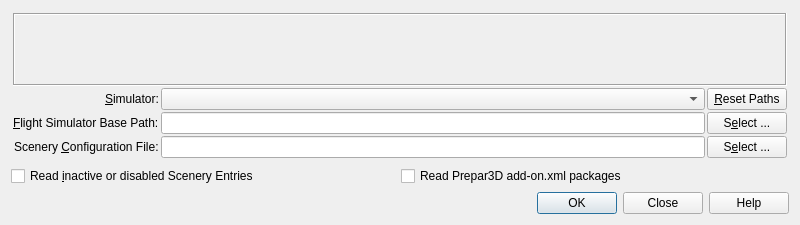
First picture: the form in src/db/databasedialog.ui, repository albar965/littlenavmap, before the edit.
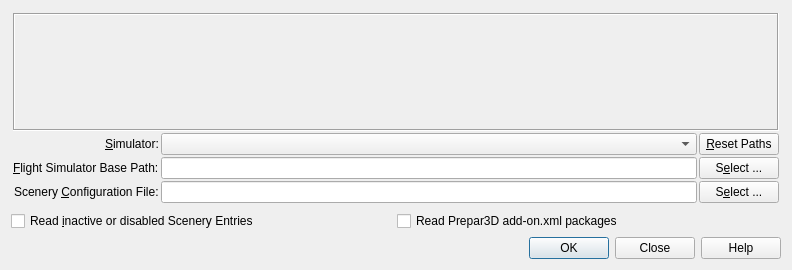
Second picture: the form after the edit.

Commit message: Updated nav search window options for new MSFS waypoint types. Added "Waypoint - Other" option. Text updates for MSFS. Increased maximum connection update rate to 5 seconds.

Patch:
```diff
--- a/src/db/databasedialog.ui
+++ b/src/db/databasedialog.ui
@@ -6,8 +6,8 @@
    <rect>
     <x>0</x>
     <y>0</y>
-    <width>800</width>
-    <height>225</height>
+    <width>792</width>
+    <height>270</height>
    </rect>
   </property>
   <property name="windowTitle">
```
Left out of the diff: 5 changed lines with no effect on the pictures. The commit also changes 6 other files.
